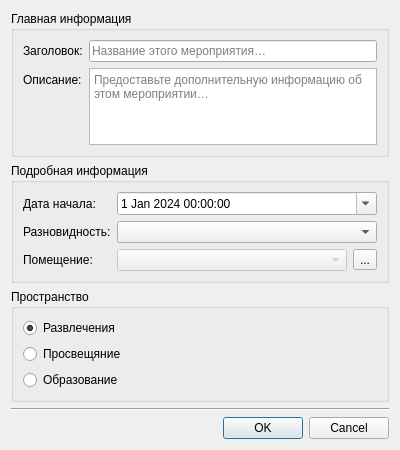
First picture: the form in app/ui/dialogs/create_event.ui, repository NTO-2nd-stage-ABP/ccms, before the edit.
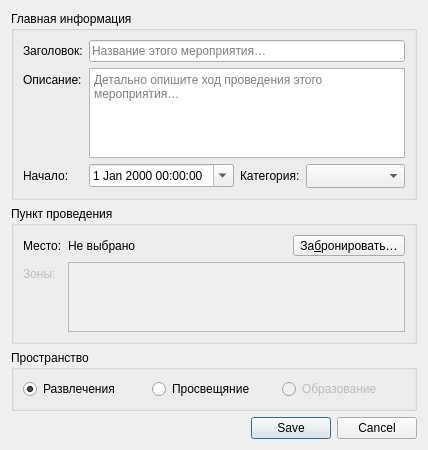
Second picture: the form after the edit.

Commit message: Redesign creation dialog

The edit to the form file:
```diff
--- a/app/ui/dialogs/create_event.ui
+++ b/app/ui/dialogs/create_event.ui
@@ -14,73 +14,69 @@
    <string>Создание мероприятия</string>
   </property>
   <layout class="QGridLayout" name="gridLayout">
+   <item row="4" column="0">
+    <widget class="QDialogButtonBox" name="buttonBox">
+     <property name="standardButtons">
+      <set>QDialogButtonBox::Cancel|QDialogButtonBox::Save</set>
+     </property>
+     <property name="centerButtons">
+      <bool>false</bool>
+     </property>
+    </widget>
+   </item>
    <item row="1" column="0">
     <widget class="QGroupBox" name="detailedInformationGroupBox">
      <property name="title">
-      <string>Подробная информация</string>
+      <string>Пункт проведения</string>
      </property>
      <layout class="QVBoxLayout" name="verticalLayout_3">
       <item>
        <layout class="QFormLayout" name="detailedInformationFormLayout">
         <item row="0" column="0">
-         <widget class="QLabel" name="dateLabel">
+         <widget class="QLabel" name="label">
           <property name="text">
-           <string>Дата начала:</string>
+           <string>Место:</string>
           </property>
          </widget>
         </item>
         <item row="0" column="1">
-         <widget class="QDateTimeEdit" name="dateDateTimeEdit">
-          <property name="dateTime">
-           <datetime>
-            <hour>0</hour>
-            <minute>0</minute>
-            <second>0</second>
-            <year>2024</year>
-            <month>1</month>
-            <day>1</day>
-           </datetime>
-          </property>
-          <property name="calendarPopup">
-           <bool>true</bool>
-          </property>
-         </widget>
-        </item>
-        <item row="1" column="0">
-         <widget class="QLabel" name="typeLabel">
-          <property name="text">
-           <string>Разновидность:</string>
-          </property>
-         </widget>
-        </item>
-        <item row="1" column="1">
-         <widget class="QComboBox" name="typeComboBox"/>
-        </item>
-        <item row="2" column="0">
-         <widget class="QLabel" name="roomLabel">
-          <property name="text">
-           <string>Помещение:</string>
-          </property>
-         </widget>
-        </item>
-        <item row="2" column="1">
-         <layout class="QHBoxLayout" name="horizontalLayout_2">
+         <layout class="QHBoxLayout" name="horizontalLayout_4">
           <item>
-           <widget class="QComboBox" name="roomComboBox">
-            <property name="enabled">
-             <bool>false</bool>
+           <widget class="QLabel" name="placeLabel">
+            <property name="text">
+             <string>Не выбрано</string>
             </property>
            </widget>
           </item>
           <item>
            <widget class="QToolButton" name="reservationButton">
             <property name="text">
-             <string>...</string>
+             <string>За&amp;бронировать…</string>
+            </property>
+            <property name="shortcut">
+             <string>Ctrl+R</string>
             </property>
            </widget>
           </item>
          </layout>
         </item>
+        <item row="1" column="0">
+         <widget class="QLabel" name="areasLabel">
+          <property name="enabled">
+           <bool>false</bool>
+          </property>
+          <property name="text">
+           <string>Зоны:</string>
+          </property>
+         </widget>
+        </item>
+        <item row="1" column="1">
+         <widget class="QListWidget" name="areasListWidget">
+          <property name="enabled">
+           <bool>false</bool>
+          </property>
+         </widget>
+        </item>
        </layout>
       </item>
      </layout>
@@ -120,31 +116,82 @@
         </item>
         <item row="1" column="1">
          <widget class="QTextEdit" name="descriptionTextEdit">
-          <property name="sizePolicy">
-           <sizepolicy hsizetype="Expanding" vsizetype="Maximum">
-            <horstretch>0</horstretch>
-            <verstretch>0</verstretch>
-           </sizepolicy>
+          <property name="maximumSize">
+           <size>
+            <width>16777215</width>
+            <height>100</height>
+           </size>
+          </property>
+          <property name="tabChangesFocus">
+           <bool>true</bool>
           </property>
           <property name="acceptRichText">
            <bool>false</bool>
           </property>
           <property name="placeholderText">
-           <string>Предоставьте дополнительную информацию об этом мероприятии…</string>
+           <string>Детально опишите ход проведения этого мероприятия…</string>
           </property>
          </widget>
         </item>
+        <item row="2" column="0">
+         <widget class="QLabel" name="dateLabel">
+          <property name="text">
+           <string>Начало:</string>
+          </property>
+         </widget>
+        </item>
+        <item row="2" column="1">
+         <layout class="QHBoxLayout" name="horizontalLayout_3">
+          <item>
+           <widget class="QDateTimeEdit" name="dateDateTimeEdit">
+            <property name="calendarPopup">
+             <bool>true</bool>
+            </property>
+           </widget>
+          </item>
+          <item>
+           <spacer name="horizontalSpacer_3">
+            <property name="orientation">
+             <enum>Qt::Horizontal</enum>
+            </property>
+            <property name="sizeHint" stdset="0">
+             <size>
+              <width>40</width>
+              <height>20</height>
+             </size>
+            </property>
+           </spacer>
+          </item>
+          <item>
+           <widget class="QLabel" name="typeLabel">
+            <property name="text">
+             <string>Категория:</string>
+            </property>
+           </widget>
+          </item>
+          <item>
+           <widget class="QComboBox" name="typeComboBox">
+            <property name="sizeAdjustPolicy">
+             <enum>QComboBox::AdjustToMinimumContentsLengthWithIcon</enum>
+            </property>
+            <property name="placeholderText">
+             <string>Не выбрано</string>
+            </property>
+           </widget>
+          </item>
+         </layout>
+        </item>
        </layout>
       </item>
      </layout>
     </widget>
    </item>
-   <item row="4" column="0">
+   <item row="3" column="0">
     <widget class="QGroupBox" name="statusGroupBox_2">
      <property name="title">
       <string>Пространство</string>
      </property>
-     <layout class="QVBoxLayout" name="verticalLayout_5">
+     <layout class="QHBoxLayout" name="horizontalLayout">
       <item>
        <widget class="QRadioButton" name="entertainemtRadioButton">
         <property name="text">
@@ -164,6 +211,9 @@
       </item>
       <item>
        <widget class="QRadioButton" name="educationRadioButton">
+        <property name="enabled">
+         <bool>false</bool>
+        </property>
         <property name="text">
          <string>Образование</string>
         </property>
@@ -172,23 +222,6 @@
      </layout>
     </widget>
    </item>
-   <item row="6" column="0">
-    <widget class="QDialogButtonBox" name="buttonBox">
-     <property name="orientation">
-      <enum>Qt::Horizontal</enum>
-     </property>
-     <property name="standardButtons">
-      <set>QDialogButtonBox::Cancel|QDialogButtonBox::Ok</set>
-     </property>
-    </widget>
-   </item>
-   <item row="5" column="0">
-    <widget class="Line" name="formDivider">
-     <property name="orientation">
-      <enum>Qt::Horizontal</enum>
-     </property>
-    </widget>
-   </item>
   </layout>
  </widget>
  <resources/>
```
Left out of the diff: 6 changed lines with no effect on the pictures. The commit also changes 4 other files.
